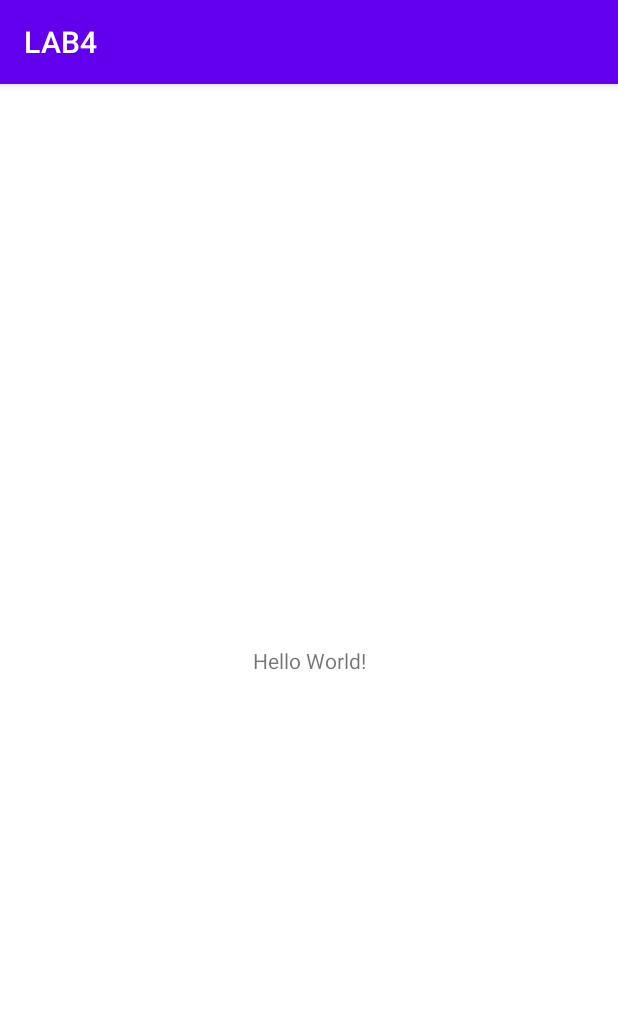
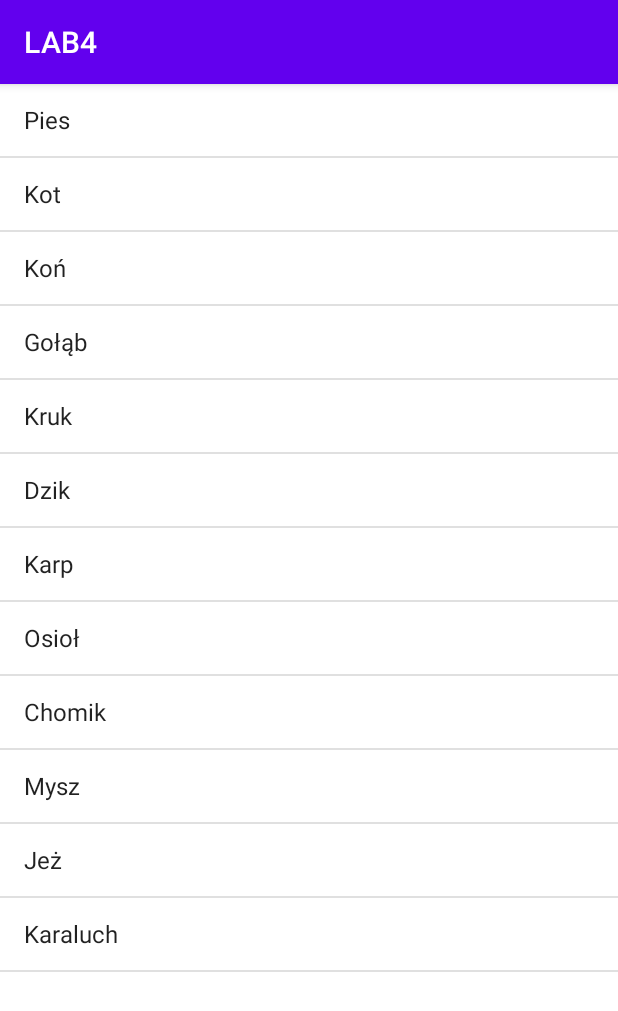
Before and after one commit to Grabek96/LAB4, an Android app: the screen it shows after launch (MainActivity), on a phone screen of 412 x 824 dp. Shown: the top 1011 px of the screen. Run offline under Robolectric (Android 15) with nearby library versions, the phone set to English and light mode, and no system bars.

Commit message:
trzeci lista

```diff
--- a/app/src/main/java/com/example/lab4/MainActivity.java
+++ b/app/src/main/java/com/example/lab4/MainActivity.java
@@ -3,13 +3,24 @@ package com.example.lab4;
 import androidx.appcompat.app.AppCompatActivity;
 
 import android.os.Bundle;
+import android.widget.ArrayAdapter;
+import android.widget.ListView;
+
+import java.util.ArrayList;
+import java.util.Arrays;
 
 public class MainActivity extends AppCompatActivity {
-
+    private ArrayList<String> target;
+    private ArrayAdapter adapter;
     @Override
     protected void onCreate(Bundle savedInstanceState) {
         super.onCreate(savedInstanceState);
         setContentView(R.layout.activity_main);
+        String[] values= new String[] {"Pies", "Kot", "Koń", "Gołąb", "Kruk", "Dzik", "Karp", "Osioł", "Chomik", "Mysz", "Jeż", "Karaluch" };
+        this.target = new ArrayList<String>();
+        this.target.addAll(Arrays.asList(values));
+        this.adapter = new ArrayAdapter(this, android.R.layout.simple_list_item_1,this.target);
+        ListView listview = (ListView) findViewById(R.id.listView);
+        listview.setAdapter(this.adapter);
     }
-    //komentarz
 }
--- a/app/src/main/res/layout/activity_main.xml
+++ b/app/src/main/res/layout/activity_main.xml
@@ -6,13 +6,13 @@
     android:layout_height="match_parent"
     tools:context=".MainActivity">
 
-    <TextView
-        android:layout_width="wrap_content"
-        android:layout_height="wrap_content"
-        android:text="Hello World!"
+    <ListView
+        android:id="@+id/listView"
+        android:layout_width="match_parent"
+        android:layout_height="match_parent"
         app:layout_constraintBottom_toBottomOf="parent"
-        app:layout_constraintLeft_toLeftOf="parent"
-        app:layout_constraintRight_toRightOf="parent"
+        app:layout_constraintEnd_toEndOf="parent"
+        app:layout_constraintStart_toStartOf="parent"
         app:layout_constraintTop_toTopOf="parent" />
 
 </androidx.constraintlayout.widget.ConstraintLayout>
```
